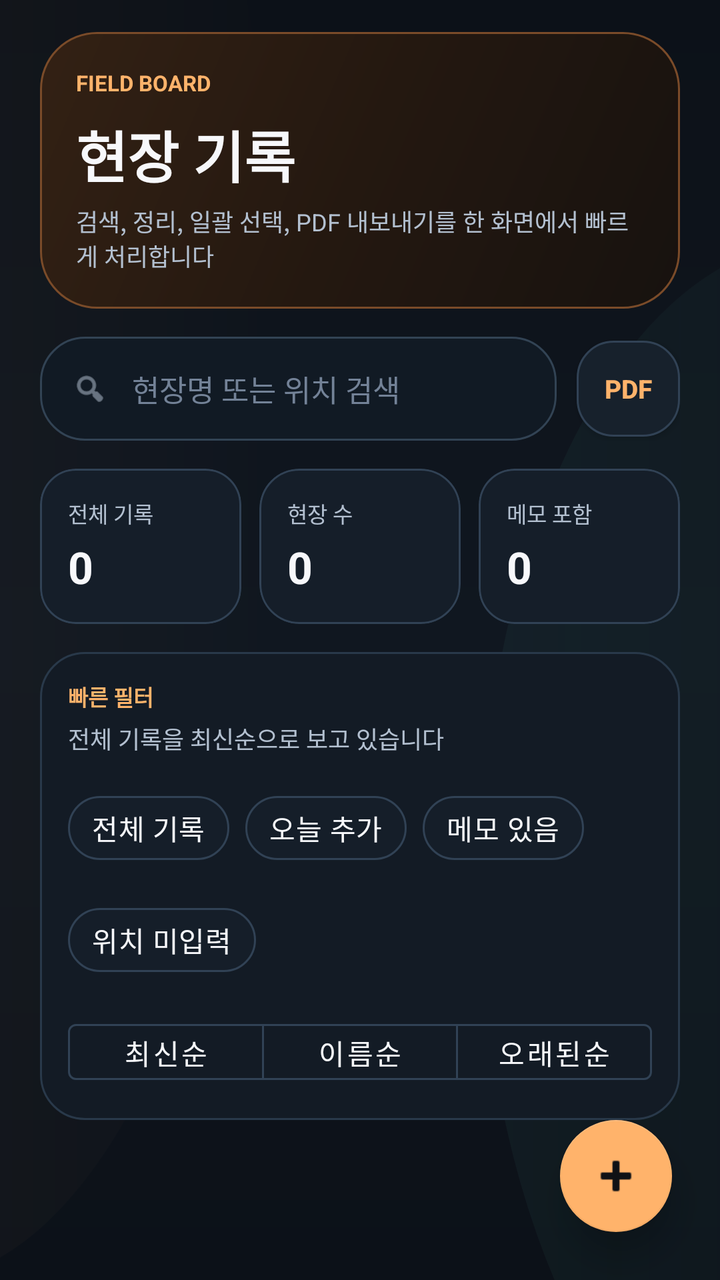
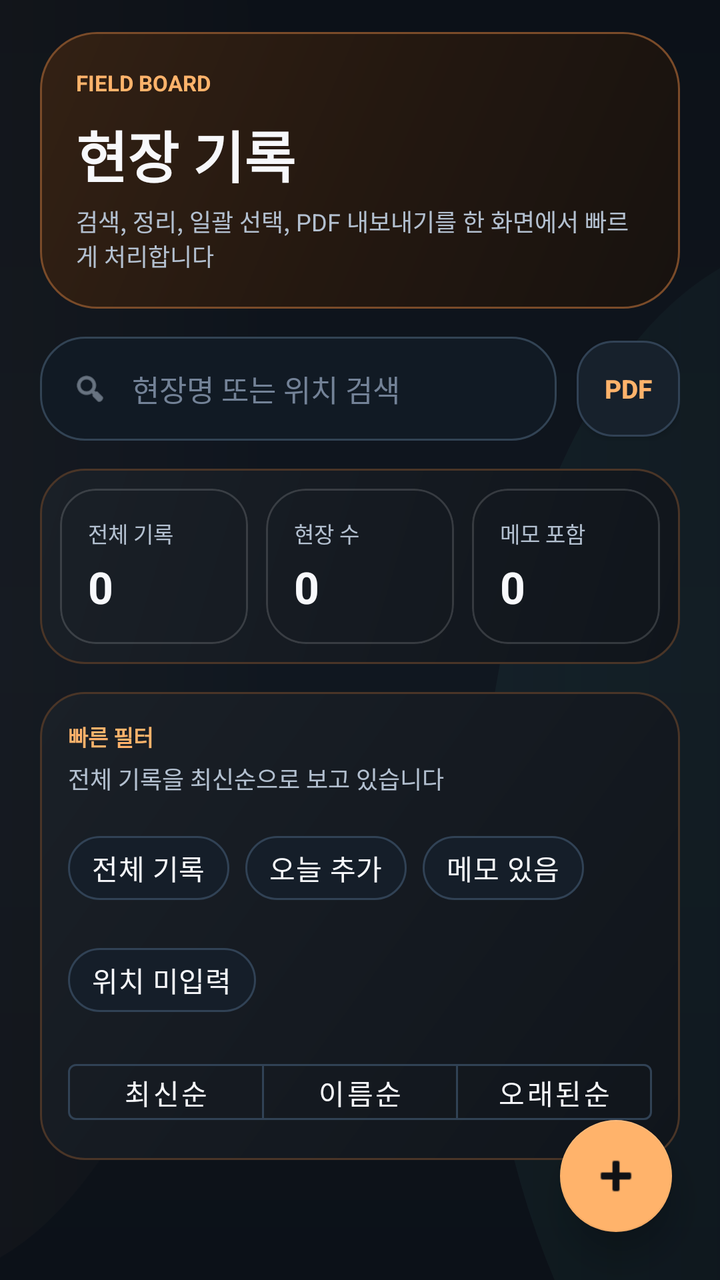

Compare the two renders of this Android layout. The source of the first and the diff that turns it into the second are given below.
<!-- AndroidManifest.xml: application theme Theme.Siteboard -->
<!-- res/layout/fragment_home.xml -->
<?xml version="1.0" encoding="utf-8"?>
<androidx.constraintlayout.widget.ConstraintLayout
    xmlns:android="http://schemas.android.com/apk/res/android"
    xmlns:app="http://schemas.android.com/apk/res-auto"
    android:layout_width="match_parent"
    android:layout_height="match_parent"
    android:background="@drawable/bg_app_canvas">

    
    <LinearLayout
        android:id="@+id/layoutTop"
        android:layout_width="match_parent"
        android:layout_height="wrap_content"
        android:orientation="vertical"
        android:paddingHorizontal="20dp"
        android:paddingTop="16dp"
        android:paddingBottom="12dp"
        app:layout_constraintTop_toTopOf="parent">

        <LinearLayout
            android:layout_width="match_parent"
            android:layout_height="wrap_content"
            android:orientation="vertical"
            android:layout_marginBottom="14dp"
            android:background="@drawable/bg_hero_panel"
            android:padding="18dp">

            <TextView
                android:layout_width="wrap_content"
                android:layout_height="wrap_content"
                android:text="FIELD BOARD"
                android:textColor="@color/orange_primary"
                android:textSize="11sp"
                android:textStyle="bold" />

            <TextView
                android:layout_width="wrap_content"
                android:layout_height="wrap_content"
                android:layout_marginTop="8dp"
                android:text="현장 기록"
                android:textColor="@color/text_primary"
                android:textSize="28sp"
                android:textStyle="bold" />

            <TextView
                android:id="@+id/tvTitle"
                android:layout_width="wrap_content"
                android:layout_height="wrap_content"
                android:layout_marginTop="4dp"
                android:text="검색, 정리, 일괄 선택, PDF 내보내기를 한 화면에서 빠르게 처리합니다"
                android:textColor="@color/text_secondary"
                android:textSize="12sp" />
        </LinearLayout>

        <LinearLayout
            android:layout_width="match_parent"
            android:layout_height="wrap_content"
            android:orientation="horizontal"
            android:gravity="center_vertical">

            <LinearLayout
                android:layout_width="0dp"
                android:layout_height="wrap_content"
                android:layout_weight="1"
                android:orientation="horizontal"
                android:gravity="center_vertical"
                android:background="@drawable/bg_search_field_modern"
                android:paddingHorizontal="16dp"
                android:paddingVertical="2dp"
                android:layout_marginEnd="10dp">

                <ImageView
                    android:layout_width="18dp"
                    android:layout_height="18dp"
                    android:src="@android:drawable/ic_menu_search"
                    android:alpha="0.9"
                    app:tint="@color/text_secondary" />

                <EditText
                    android:id="@+id/etSearch"
                    android:layout_width="0dp"
                    android:layout_height="48dp"
                    android:layout_weight="1"
                    android:background="@null"
                    android:hint="현장명 또는 위치 검색"
                    android:textColor="@color/text_primary"
                    android:textColorHint="@color/text_tertiary"
                    android:textSize="15sp"
                    android:paddingHorizontal="12dp" />

                <ImageButton
                    android:id="@+id/btnClearSearch"
                    android:layout_width="36dp"
                    android:layout_height="36dp"
                    android:background="?attr/selectableItemBackgroundBorderless"
                    android:contentDescription="검색어 지우기"
                    android:padding="8dp"
                    android:src="@drawable/ic_clear_text"
                    android:visibility="gone"
                    app:tint="@color/text_tertiary" />
            </LinearLayout>

            <androidx.appcompat.widget.AppCompatButton
                android:id="@+id/btnExportPdf"
                android:layout_width="wrap_content"
                android:layout_height="48dp"
                android:background="@drawable/bg_secondary_button"
                android:minWidth="0dp"
                android:paddingHorizontal="14dp"
                android:text="PDF"
                android:textAllCaps="false"
                android:textColor="@color/orange_primary"
                android:textSize="13sp"
                android:textStyle="bold" />
        </LinearLayout>

        <LinearLayout
            android:layout_width="match_parent"
            android:layout_height="wrap_content"
            android:layout_marginTop="14dp"
            android:orientation="horizontal">

            <com.google.android.material.card.MaterialCardView
                android:layout_width="0dp"
                android:layout_height="wrap_content"
                android:layout_weight="1"
                android:layout_marginEnd="6dp"
                app:cardBackgroundColor="@color/surface_dark"
                app:cardCornerRadius="18dp"
                app:cardElevation="0dp"
                app:strokeColor="@color/stroke_subtle"
                app:strokeWidth="1dp">

                <LinearLayout
                    android:layout_width="match_parent"
                    android:layout_height="wrap_content"
                    android:orientation="vertical"
                    android:padding="14dp">

                    <TextView
                        android:layout_width="wrap_content"
                        android:layout_height="wrap_content"
                        android:text="전체 기록"
                        android:textColor="@color/text_secondary"
                        android:textSize="11sp" />

                    <TextView
                        android:id="@+id/tvTotalCount"
                        android:layout_width="wrap_content"
                        android:layout_height="wrap_content"
                        android:layout_marginTop="4dp"
                        android:text="0"
                        android:textColor="@color/text_primary"
                        android:textSize="22sp"
                        android:textStyle="bold" />
                </LinearLayout>
            </com.google.android.material.card.MaterialCardView>

            <com.google.android.material.card.MaterialCardView
                android:layout_width="0dp"
                android:layout_height="wrap_content"
                android:layout_weight="1"
                android:layout_marginHorizontal="3dp"
                app:cardBackgroundColor="@color/surface_dark"
                app:cardCornerRadius="20dp"
                app:cardElevation="0dp"
                app:strokeColor="@color/stroke_subtle"
                app:strokeWidth="1dp">

                <LinearLayout
                    android:layout_width="match_parent"
                    android:layout_height="wrap_content"
                    android:orientation="vertical"
                    android:padding="14dp">

                    <TextView
                        android:layout_width="wrap_content"
                        android:layout_height="wrap_content"
                        android:text="현장 수"
                        android:textColor="@color/text_secondary"
                        android:textSize="11sp" />

                    <TextView
                        android:id="@+id/tvProjectCount"
                        android:layout_width="wrap_content"
                        android:layout_height="wrap_content"
                        android:layout_marginTop="4dp"
                        android:text="0"
                        android:textColor="@color/text_primary"
                        android:textSize="22sp"
                        android:textStyle="bold" />
                </LinearLayout>
            </com.google.android.material.card.MaterialCardView>

            <com.google.android.material.card.MaterialCardView
                android:layout_width="0dp"
                android:layout_height="wrap_content"
                android:layout_weight="1"
                android:layout_marginStart="6dp"
                app:cardBackgroundColor="@color/surface_dark"
                app:cardCornerRadius="18dp"
                app:cardElevation="0dp"
                app:strokeColor="@color/stroke_subtle"
                app:strokeWidth="1dp">

                <LinearLayout
                    android:layout_width="match_parent"
                    android:layout_height="wrap_content"
                    android:orientation="vertical"
                    android:padding="14dp">

                    <TextView
                        android:layout_width="wrap_content"
                        android:layout_height="wrap_content"
                        android:text="메모 포함"
                        android:textColor="@color/text_secondary"
                        android:textSize="11sp" />

                    <TextView
                        android:id="@+id/tvMemoCount"
                        android:layout_width="wrap_content"
                        android:layout_height="wrap_content"
                        android:layout_marginTop="4dp"
                        android:text="0"
                        android:textColor="@color/text_primary"
                        android:textSize="22sp"
                        android:textStyle="bold" />
                </LinearLayout>
            </com.google.android.material.card.MaterialCardView>
        </LinearLayout>

        <LinearLayout
            android:layout_width="match_parent"
            android:layout_height="wrap_content"
            android:layout_marginTop="14dp"
            android:background="@drawable/bg_surface_card_soft"
            android:orientation="vertical"
            android:padding="14dp">

            <TextView
                android:layout_width="wrap_content"
                android:layout_height="wrap_content"
                android:text="빠른 필터"
                android:textColor="@color/orange_primary"
                android:textSize="11sp"
                android:textStyle="bold" />

            <TextView
                android:id="@+id/tvResultSummary"
                android:layout_width="match_parent"
                android:layout_height="wrap_content"
                android:layout_marginTop="4dp"
                android:text="전체 기록을 최신순으로 보고 있습니다"
                android:textColor="@color/text_secondary"
                android:textSize="12sp" />

            <com.google.android.material.chip.ChipGroup
                android:layout_width="match_parent"
                android:layout_height="wrap_content"
                android:layout_marginTop="12dp"
                app:chipSpacingHorizontal="8dp"
                app:chipSpacingVertical="8dp"
                app:singleLine="false">

                <com.google.android.material.chip.Chip
                    android:id="@+id/chipFilterAll"
                    style="@style/Widget.MaterialComponents.Chip.Choice"
                    android:layout_width="wrap_content"
                    android:layout_height="wrap_content"
                    android:text="전체 기록"
                    android:checked="true"
                    app:chipBackgroundColor="@color/surface_dark"
                    app:chipStrokeColor="@color/stroke_subtle"
                    app:chipStrokeWidth="1dp"
                    app:checkedIconVisible="false"
                    android:textColor="@color/text_primary" />

                <com.google.android.material.chip.Chip
                    android:id="@+id/chipFilterToday"
                    style="@style/Widget.MaterialComponents.Chip.Choice"
                    android:layout_width="wrap_content"
                    android:layout_height="wrap_content"
                    android:text="오늘 추가"
                    app:chipBackgroundColor="@color/surface_dark"
                    app:chipStrokeColor="@color/stroke_subtle"
                    app:chipStrokeWidth="1dp"
                    app:checkedIconVisible="false"
                    android:textColor="@color/text_primary" />

                <com.google.android.material.chip.Chip
                    android:id="@+id/chipFilterMemo"
                    style="@style/Widget.MaterialComponents.Chip.Choice"
                    android:layout_width="wrap_content"
                    android:layout_height="wrap_content"
                    android:text="메모 있음"
                    app:chipBackgroundColor="@color/surface_dark"
                    app:chipStrokeColor="@color/stroke_subtle"
                    app:chipStrokeWidth="1dp"
                    app:checkedIconVisible="false"
                    android:textColor="@color/text_primary" />

                <com.google.android.material.chip.Chip
                    android:id="@+id/chipFilterMissingDetail"
                    style="@style/Widget.MaterialComponents.Chip.Choice"
                    android:layout_width="wrap_content"
                    android:layout_height="wrap_content"
                    android:text="위치 미입력"
                    app:chipBackgroundColor="@color/surface_dark"
                    app:chipStrokeColor="@color/stroke_subtle"
                    app:chipStrokeWidth="1dp"
                    app:checkedIconVisible="false"
                    android:textColor="@color/text_primary" />
            </com.google.android.material.chip.ChipGroup>

            <com.google.android.material.button.MaterialButtonToggleGroup
                android:id="@+id/toggleSort"
                android:layout_width="match_parent"
                android:layout_height="wrap_content"
                android:layout_marginTop="12dp"
                app:singleSelection="true"
                app:selectionRequired="true">

                <com.google.android.material.button.MaterialButton
                    android:id="@+id/btnSortRecent"
                    style="@style/Widget.MaterialComponents.Button.OutlinedButton"
                    android:layout_width="0dp"
                    android:layout_height="40dp"
                    android:layout_weight="1"
                    android:minWidth="0dp"
                    android:paddingHorizontal="8dp"
                    android:text="최신순"
                    android:textAllCaps="false"
                    android:textColor="@color/text_primary"
                    app:backgroundTint="@android:color/transparent"
                    app:strokeColor="@color/stroke_subtle" />

                <com.google.android.material.button.MaterialButton
                    android:id="@+id/btnSortName"
                    style="@style/Widget.MaterialComponents.Button.OutlinedButton"
                    android:layout_width="0dp"
                    android:layout_height="40dp"
                    android:layout_weight="1"
                    android:minWidth="0dp"
                    android:paddingHorizontal="8dp"
                    android:text="이름순"
                    android:textAllCaps="false"
                    android:textColor="@color/text_primary"
                    app:backgroundTint="@android:color/transparent"
                    app:strokeColor="@color/stroke_subtle" />

                <com.google.android.material.button.MaterialButton
                    android:id="@+id/btnSortOldest"
                    style="@style/Widget.MaterialComponents.Button.OutlinedButton"
                    android:layout_width="0dp"
                    android:layout_height="40dp"
                    android:layout_weight="1"
                    android:minWidth="0dp"
                    android:paddingHorizontal="8dp"
                    android:text="오래된순"
                    android:textAllCaps="false"
                    android:textColor="@color/text_primary"
                    app:backgroundTint="@android:color/transparent"
                    app:strokeColor="@color/stroke_subtle" />
            </com.google.android.material.button.MaterialButtonToggleGroup>
        </LinearLayout>
    </LinearLayout>

    
    <LinearLayout
        android:id="@+id/layoutSelectionMode"
        android:layout_width="match_parent"
        android:layout_height="wrap_content"
        android:orientation="horizontal"
        android:layout_marginHorizontal="16dp"
        android:layout_marginTop="10dp"
        android:paddingHorizontal="14dp"
        android:paddingVertical="10dp"
        android:background="@drawable/bg_selection_bar"
        android:elevation="12dp"
        android:gravity="center_vertical"
        android:visibility="gone"
        app:layout_constraintTop_toTopOf="parent">

        <ImageButton
            android:id="@+id/btnCancelSelection"
            android:layout_width="44dp"
            android:layout_height="44dp"
            android:src="@android:drawable/ic_menu_close_clear_cancel"
            android:background="?attr/selectableItemBackgroundBorderless"
            app:tint="#EBEBEB" />

        <TextView
            android:id="@+id/tvSelectedCount"
            android:layout_width="0dp"
            android:layout_weight="1"
            android:layout_height="wrap_content"
            android:text="1개 선택됨"
            android:textSize="17sp"
            android:textStyle="bold"
            android:textColor="@color/text_primary"
            android:layout_marginStart="12dp" />

        <Button
            android:id="@+id/btnSelectAll"
            android:layout_width="wrap_content"
            android:layout_height="36dp"
            android:text="전체"
            android:textColor="@color/text_primary"
            android:textStyle="bold"
            android:backgroundTint="@android:color/transparent"
            app:strokeColor="@color/stroke_subtle"
            app:strokeWidth="1dp"
            app:cornerRadius="12dp"
            android:insetTop="0dp"
            android:insetBottom="0dp"
            android:paddingHorizontal="14dp"
            android:layout_marginEnd="8dp" />

        <Button
            android:id="@+id/btnDeleteSelected"
            android:layout_width="wrap_content"
            android:layout_height="36dp"
            android:text="삭제"
            android:textColor="#E05567"
            android:textStyle="bold"
            android:backgroundTint="@android:color/transparent"
            app:strokeColor="#E05567"
            app:strokeWidth="1dp"
            app:cornerRadius="10dp"
            android:insetTop="0dp"
            android:insetBottom="0dp"
            android:paddingHorizontal="16dp" />
    </LinearLayout>

    
    <androidx.recyclerview.widget.RecyclerView
        android:id="@+id/rvPostList"
        android:layout_width="match_parent"
        android:layout_height="0dp"
        android:clipToPadding="false"
        android:paddingStart="12dp"
        android:paddingEnd="12dp"
        android:paddingTop="4dp"
        android:paddingBottom="112dp"
        app:layout_constraintTop_toBottomOf="@id/layoutTop"
        app:layout_constraintBottom_toBottomOf="parent" />

    
    <LinearLayout
        android:id="@+id/layoutEmpty"
        android:layout_width="0dp"
        android:layout_height="wrap_content"
        android:orientation="vertical"
        android:gravity="center"
        android:background="@drawable/bg_surface_card_soft"
        android:layout_marginHorizontal="24dp"
        android:layout_marginTop="24dp"
        android:paddingHorizontal="26dp"
        android:paddingVertical="26dp"
        android:visibility="gone"
        app:layout_constraintTop_toBottomOf="@id/layoutTop"
        app:layout_constraintBottom_toBottomOf="parent"
        app:layout_constraintStart_toStartOf="parent"
        app:layout_constraintEnd_toEndOf="parent"
        app:layout_constraintVertical_bias="0.35">

        <TextView
            android:layout_width="wrap_content"
            android:layout_height="wrap_content"
            android:text="📷"
            android:textSize="48sp"
            android:layout_marginBottom="14dp" />
        <TextView
            android:layout_width="wrap_content"
            android:layout_height="wrap_content"
            android:text="기록된 사진이 없습니다"
            android:textSize="17sp"
            android:textColor="@color/text_primary"
            android:textStyle="bold" />
        <TextView
            android:layout_width="wrap_content"
            android:layout_height="wrap_content"
            android:text="하단 추가 버튼으로 첫 현장을 기록해 보세요"
            android:textSize="13sp"
            android:textColor="@color/text_tertiary"
            android:layout_marginTop="6dp" />
    </LinearLayout>

    
    <com.google.android.material.floatingactionbutton.FloatingActionButton
        android:id="@+id/btnOpenSub"
        android:layout_width="wrap_content"
        android:layout_height="wrap_content"
        android:layout_margin="24dp"
        android:src="@android:drawable/ic_input_add"
        app:tint="#0F1115"
        app:backgroundTint="@color/orange_primary"
        app:elevation="10dp"
        app:maxImageSize="28dp"
        app:layout_constraintBottom_toBottomOf="parent"
        app:layout_constraintEnd_toEndOf="parent" />

</androidx.constraintlayout.widget.ConstraintLayout>
<!-- resources referenced by this layout -->
<resources>
  <color name="orange_primary">#FFB36B</color>
  <color name="stroke_subtle">#314255</color>
  <color name="surface_dark">#151E29</color>
  <color name="text_primary">#F7F8FB</color>
  <color name="text_secondary">#B3C0D0</color>
  <color name="text_tertiary">#738297</color>
  <!-- drawable bg_app_canvas (drawable) -->
  <?xml version="1.0" encoding="utf-8"?>
  <layer-list xmlns:android="http://schemas.android.com/apk/res/android">
      <item>
          <shape android:shape="rectangle">
              <gradient
                  android:angle="270"
                  android:startColor="#0C1118"
                  android:centerColor="#101720"
                  android:endColor="#0C1118" />
          </shape>
      </item>
      <item android:top="-260dp" android:left="-220dp" android:right="220dp">
          <shape android:shape="oval">
              <gradient
                  android:angle="0"
                  android:startColor="#10FFB36B"
                  android:endColor="#00FFB36B" />
          </shape>
      </item>
      <item android:top="120dp" android:left="240dp" android:right="-220dp" android:bottom="-120dp">
          <shape android:shape="oval">
              <gradient
                  android:angle="0"
                  android:startColor="#0C54D4C4"
                  android:endColor="#0054D4C4" />
          </shape>
      </item>
  </layer-list>
  <!-- drawable bg_hero_panel (drawable) -->
  <?xml version="1.0" encoding="utf-8"?>
  <shape xmlns:android="http://schemas.android.com/apk/res/android" android:shape="rectangle">
      <gradient
          android:angle="315"
          android:startColor="#332114"
          android:centerColor="#241810"
          android:endColor="#17120F" />
      <corners android:radius="28dp" />
      <stroke
          android:width="1dp"
          android:color="#7A4B29" />
  </shape>
  <!-- drawable bg_search_field_modern (drawable) -->
  <?xml version="1.0" encoding="utf-8"?>
  <shape xmlns:android="http://schemas.android.com/apk/res/android" android:shape="rectangle">
      <solid android:color="#111A24" />
      <corners android:radius="22dp" />
      <stroke
          android:width="1dp"
          android:color="#324354" />
  </shape>
  <!-- drawable bg_secondary_button (drawable) -->
  <?xml version="1.0" encoding="utf-8"?>
  <shape xmlns:android="http://schemas.android.com/apk/res/android" android:shape="rectangle">
      <solid android:color="#17212C" />
      <corners android:radius="18dp" />
      <stroke
          android:width="1dp"
          android:color="#314255" />
  </shape>
  <!-- drawable bg_selection_bar (drawable) -->
  <?xml version="1.0" encoding="utf-8"?>
  <shape xmlns:android="http://schemas.android.com/apk/res/android" android:shape="rectangle">
      <gradient
          android:angle="0"
          android:startColor="#1B2633"
          android:endColor="#15202B" />
      <corners android:radius="22dp" />
      <stroke
          android:width="1dp"
          android:color="#3A4E63" />
  </shape>
  <!-- drawable bg_surface_card_soft (drawable) -->
  <?xml version="1.0" encoding="utf-8"?>
  <shape xmlns:android="http://schemas.android.com/apk/res/android" android:shape="rectangle">
      <solid android:color="#131B25" />
      <corners android:radius="22dp" />
      <stroke
          android:width="1dp"
          android:color="#29394A" />
  </shape>
  <!-- drawable ic_clear_text (drawable) -->
  <?xml version="1.0" encoding="utf-8"?>
  <vector xmlns:android="http://schemas.android.com/apk/res/android"
      android:width="18dp"
      android:height="18dp"
      android:viewportWidth="24"
      android:viewportHeight="24">
      <path
          android:fillColor="#808085"
          android:pathData="M19,6.41L17.59,5 12,10.59 6.41,5 5,6.41 10.59,12 5,17.59 6.41,19 12,13.41 17.59,19 19,17.59 13.41,12z"/>
  </vector>
  <color name="orange_deep">#FF8A3D</color>
  <color name="teal_accent">#54D4C4</color>
  <color name="danger_accent">#F06D7D</color>
  <color name="bg_dark">#0C1118</color>
  <!-- unchanged entries left out for length: 1 -->
</resources>

<!-- the commit's change to res/layout/fragment_home.xml (unified diff, before → after) -->
@@ -118,17 +118,19 @@
             android:layout_width="match_parent"
             android:layout_height="wrap_content"
             android:layout_marginTop="14dp"
-            android:orientation="horizontal">
+            android:background="@drawable/bg_surface_card_soft"
+            android:orientation="horizontal"
+            android:padding="10dp">
 
             <com.google.android.material.card.MaterialCardView
                 android:layout_width="0dp"
                 android:layout_height="wrap_content"
                 android:layout_weight="1"
                 android:layout_marginEnd="6dp"
-                app:cardBackgroundColor="@color/surface_dark"
+                app:cardBackgroundColor="@android:color/transparent"
                 app:cardCornerRadius="18dp"
                 app:cardElevation="0dp"
-                app:strokeColor="@color/stroke_subtle"
+                app:strokeColor="#26FFFFFF"
                 app:strokeWidth="1dp">
 
                 <LinearLayout
@@ -161,10 +163,10 @@
                 android:layout_height="wrap_content"
                 android:layout_weight="1"
                 android:layout_marginHorizontal="3dp"
-                app:cardBackgroundColor="@color/surface_dark"
+                app:cardBackgroundColor="@android:color/transparent"
                 app:cardCornerRadius="20dp"
                 app:cardElevation="0dp"
-                app:strokeColor="@color/stroke_subtle"
+                app:strokeColor="#26FFFFFF"
                 app:strokeWidth="1dp">
 
                 <LinearLayout
@@ -197,10 +199,10 @@
                 android:layout_height="wrap_content"
                 android:layout_weight="1"
                 android:layout_marginStart="6dp"
-                app:cardBackgroundColor="@color/surface_dark"
+                app:cardBackgroundColor="@android:color/transparent"
                 app:cardCornerRadius="18dp"
                 app:cardElevation="0dp"
-                app:strokeColor="@color/stroke_subtle"
+                app:strokeColor="#26FFFFFF"
                 app:strokeWidth="1dp">
 
                 <LinearLayout
<!-- resource entries referenced after the edit -->
@@ -81,11 +81,15 @@
   <!-- drawable bg_surface_card_soft (drawable) -->
   <?xml version="1.0" encoding="utf-8"?>
   <shape xmlns:android="http://schemas.android.com/apk/res/android" android:shape="rectangle">
-      <solid android:color="#131B25" />
+      <gradient
+          android:angle="315"
+          android:startColor="#1A2027"
+          android:centerColor="#151A21"
+          android:endColor="#10151B" />
       <corners android:radius="22dp" />
       <stroke
           android:width="1dp"
-          android:color="#29394A" />
+          android:color="#4A3527" />
   </shape>
   <!-- drawable ic_clear_text (drawable) -->
   <?xml version="1.0" encoding="utf-8"?>
